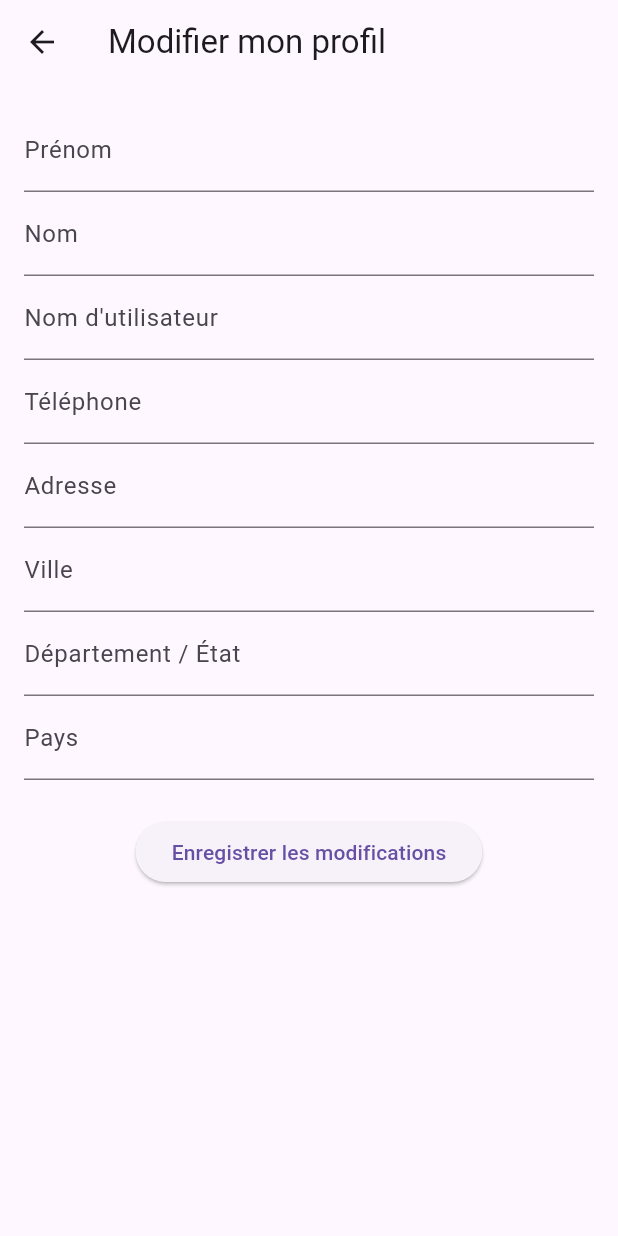
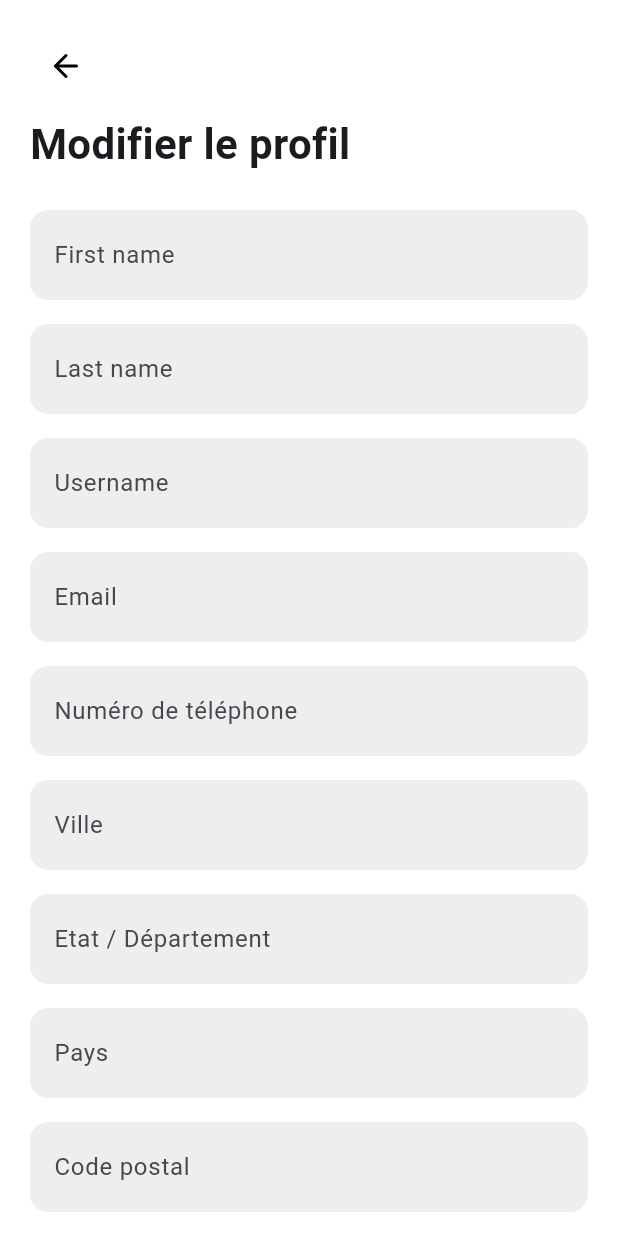
Before and after one commit to ORiVS/lemaillot_mobile, a Flutter app: the EditProfileScreen screen opened directly with empty values, on a phone screen of 412 x 824 dp. Run offline on Flutter 3.47's test engine with Material 3 defaults, Android fonts, the light colour scheme and no system bars; our stand-ins replace dio, equatable, flutter_bloc, flutter_dotenv, flutter_riverpod, lucide_icons and 2 more; missing offline and left inert: dart:ffi; accounts and stored records are empty; network calls fail.

Commit message:
feat: add profile screen

```diff
--- a/lib/screens/home_screen.dart
+++ b/lib/screens/home_screen.dart
@@ -118,7 +118,7 @@ class _HomeScreenState extends State<HomeScreen> {
           const Align(
             alignment: Alignment.centerLeft,
             child: Text(
-              'See All',
+              'Tous les maillots',
               style: TextStyle(fontWeight: FontWeight.bold, fontSize: 18),
             ),
           ),
--- a/lib/screens/profile/edit_profil_screen.dart
+++ b/lib/screens/profile/edit_profil_screen.dart
@@ -1,4 +1,5 @@
 import 'package:flutter/material.dart';
+import 'package:lucide_icons/lucide_icons.dart';
 import '../../models/user_model.dart';
 import '../../models/user_profile_model.dart';
 import '../../repositories/dio_client.dart';
@@ -19,10 +20,13 @@ class _EditProfileScreenState extends State<EditProfileScreen> {
   late TextEditingController lastNameController;
   late TextEditingController phoneController;
   late TextEditingController usernameController;
-  late TextEditingController addressController;
+  late TextEditingController emailController;
+  late TextEditingController address1Controller;
+  late TextEditingController address2Controller;
   late TextEditingController cityController;
   late TextEditingController stateController;
   late TextEditingController countryController;
+  late TextEditingController pinCodeController;
 
   final ProfileRepository repository = ProfileRepository(DioClient.createDio());
 
@@ -32,17 +36,20 @@ class _EditProfileScreenState extends State<EditProfileScreen> {
     lastNameController = TextEditingController(text: widget.user.lastName);
     phoneController = TextEditingController(text: widget.user.phoneNumber);
     usernameController = TextEditingController(text: widget.user.username);
-    addressController = TextEditingController(text: widget.profile.addressLine1);
+    emailController = TextEditingController(text: widget.user.email);
+    address1Controller = TextEditingController(text: widget.profile.addressLine1);
+    address2Controller = TextEditingController(text: widget.profile.addressLine2);
     cityController = TextEditingController(text: widget.profile.city);
     stateController = TextEditingController(text: widget.profile.state);
     countryController = TextEditingController(text: widget.profile.country);
+    pinCodeController = TextEditingController(text: widget.profile.pinCode ?? '');
     super.initState();
   }
 
   Future<void> _submit() async {
     final updatedUser = UserModel(
       id: widget.user.id,
-      email: widget.user.email,
+      email: emailController.text,
       firstName: firstNameController.text,
       lastName: lastNameController.text,
       phoneNumber: phoneController.text,
@@ -53,47 +60,87 @@ class _EditProfileScreenState extends State<EditProfileScreen> {
 
     final updatedProfile = UserProfileModel(
       profilePicture: widget.profile.profilePicture,
-      addressLine1: addressController.text,
-      addressLine2: widget.profile.addressLine2,
+      coverPhoto: widget.profile.coverPhoto,
+      addressLine1: address1Controller.text,
+      addressLine2: address2Controller.text,
       city: cityController.text,
       state: stateController.text,
       country: countryController.text,
-      pinCode: widget.profile.pinCode,
+      pinCode: pinCodeController.text,
       longitude: widget.profile.longitude,
       latitude: widget.profile.latitude,
-      coverPhoto: widget.profile.coverPhoto,
     );
 
     try {
       await repository.updateProfile(updatedUser, updatedProfile);
       if (mounted) Navigator.pop(context, true);
     } catch (e) {
-      ScaffoldMessenger.of(context).showSnackBar(SnackBar(content: Text("Erreur : $e")));
+      ScaffoldMessenger.of(context).showSnackBar(SnackBar(content: Text("Erreur : \$e")));
     }
+  }
+
+  Widget _buildField(String hint, TextEditingController controller) {
+    return Container(
+      margin: const EdgeInsets.only(bottom: 16),
+      decoration: BoxDecoration(
+        color: Colors.grey.shade200,
+        borderRadius: BorderRadius.circular(12),
+      ),
+      child: TextField(
+        controller: controller,
+        decoration: InputDecoration(
+          contentPadding: const EdgeInsets.symmetric(horizontal: 16, vertical: 18),
+          hintText: hint,
+          border: InputBorder.none,
+        ),
+      ),
+    );
   }
 
   @override
   Widget build(BuildContext context) {
     return Scaffold(
-      appBar: AppBar(title: const Text("Modifier mon profil")),
-      body: SingleChildScrollView(
-        padding: const EdgeInsets.all(16),
-        child: Column(
-          children: [
-            TextField(controller: firstNameController, decoration: const InputDecoration(labelText: "Prénom")),
-            TextField(controller: lastNameController, decoration: const InputDecoration(labelText: "Nom")),
-            TextField(controller: usernameController, decoration: const InputDecoration(labelText: "Nom d'utilisateur")),
-            TextField(controller: phoneController, decoration: const InputDecoration(labelText: "Téléphone")),
-            TextField(controller: addressController, decoration: const InputDecoration(labelText: "Adresse")),
-            TextField(controller: cityController, decoration: const InputDecoration(labelText: "Ville")),
-            TextField(controller: stateController, decoration: const InputDecoration(labelText: "Département / État")),
-            TextField(controller: countryController, decoration: const InputDecoration(labelText: "Pays")),
-            const SizedBox(height: 24),
-            ElevatedButton(
-              onPressed: _submit,
-              child: const Text("Enregistrer les modifications"),
-            )
-          ],
+      backgroundColor: Colors.white,
+      body: SafeArea(
+        child: SingleChildScrollView(
+          padding: const EdgeInsets.all(20),
+          child: Column(
+            crossAxisAlignment: CrossAxisAlignment.start,
+            children: [
+              IconButton(
+                icon: const Icon(LucideIcons.arrowLeft, color: Colors.black),
+                onPressed: () => Navigator.pop(context),
+              ),
+              const SizedBox(height: 8),
+              const Text(
+                "Modifier le profil",
+                style: TextStyle(fontSize: 28, fontWeight: FontWeight.bold),
+              ),
+              const SizedBox(height: 24),
+              _buildField("First name", firstNameController),
+              _buildField("Last name", lastNameController),
+              _buildField("Username", usernameController),
+              _buildField("Email", emailController),
+              _buildField("Numéro de téléphone", phoneController),
+              _buildField("Ville", cityController),
+              _buildField("Etat / Département", stateController),
+              _buildField("Pays", countryController),
+              _buildField("Code postal", pinCodeController),
+              const SizedBox(height: 24),
+              SizedBox(
+                width: double.infinity,
+                height: 56,
+                child: ElevatedButton(
+                  style: ElevatedButton.styleFrom(
+                    backgroundColor: Colors.black,
+                    shape: RoundedRectangleBorder(borderRadius: BorderRadius.circular(30)),
+                  ),
+                  onPressed: _submit,
+                  child: const Text("Enregistrer", style: TextStyle(fontWeight: FontWeight.bold, color: Colors.white)),
+                ),
+              ),
+            ],
+          ),
         ),
       ),
     );
```
Also changed, not shown: lib/screens/profile/ProfileScreen.dart (+111 -37 lines).
